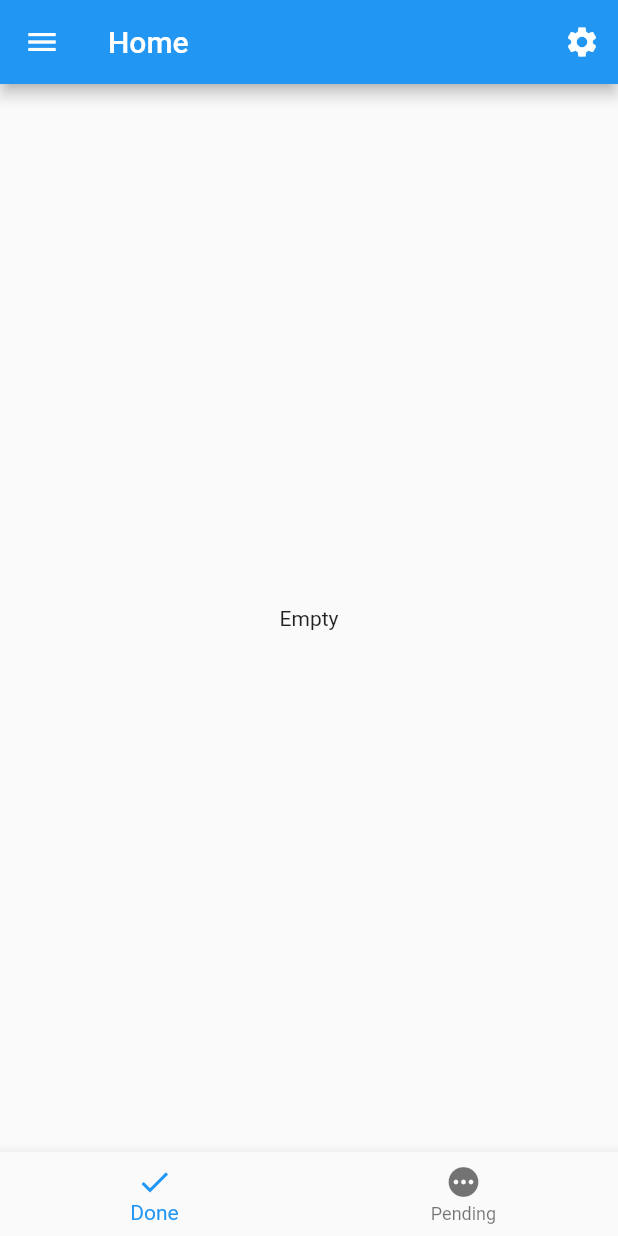
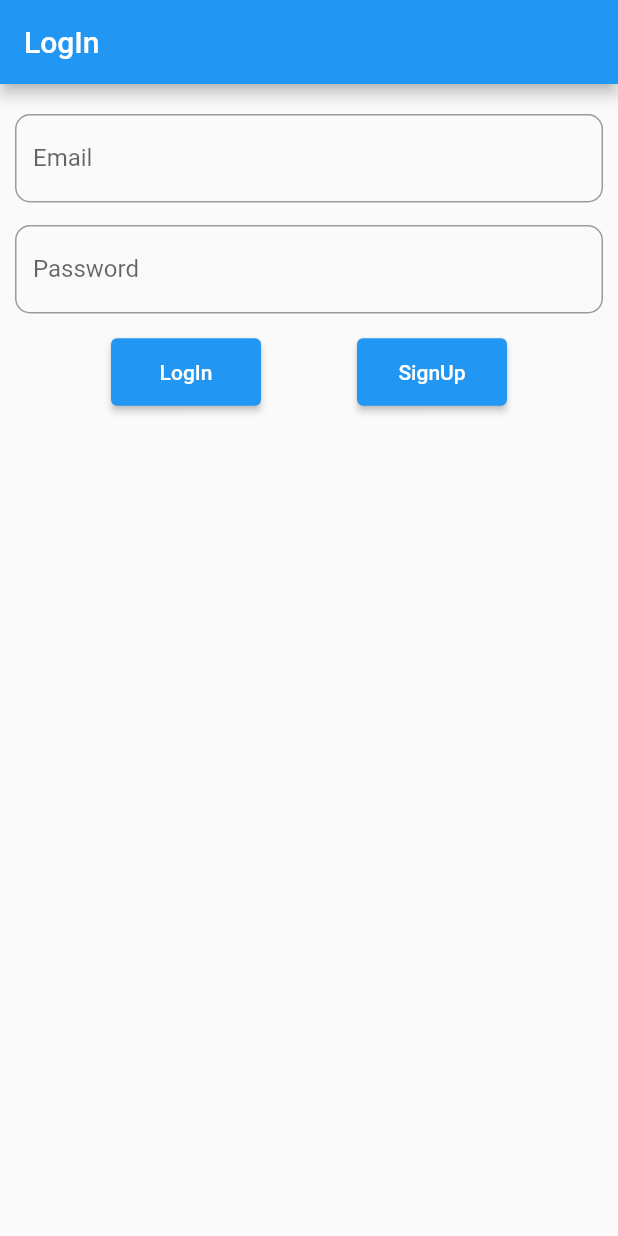
Before and after one commit to saminsohag/gst_todo, a Flutter app: the screen it shows after launch, on a phone screen of 412 x 824 dp. Run offline on Flutter 3.47's test engine with Material 2 defaults, Android fonts, the phone set to English and light mode, and no system bars; our stand-ins replace firebase_auth, firebase_core, shared_preferences; accounts and stored records are empty; generated files the repository leaves out were written again.

Commit message:
loging feature added

```diff
--- a/lib/src/app.dart
+++ b/lib/src/app.dart
@@ -1,6 +1,8 @@
+import 'package:firebase_auth/firebase_auth.dart';
 import 'package:flutter/material.dart';
 import 'package:flutter_gen/gen_l10n/app_localizations.dart';
 import 'package:flutter_localizations/flutter_localizations.dart';
+import 'package:gst_todo/src/features/authentication/pages/ligin.dart';
 import 'package:gst_todo/src/features/home/pages/home.dart';
 import 'package:provider/provider.dart';
 import 'sample_feature/sample_item_details_view.dart';
@@ -30,7 +32,13 @@ class MyApp extends StatelessWidget {
           ],
           onGenerateTitle: (BuildContext context) =>
               AppLocalizations.of(context)!.appTitle,
-          theme: ThemeData(),
+          theme: ThemeData(
+            inputDecorationTheme: InputDecorationTheme(
+              border: OutlineInputBorder(
+                borderRadius: BorderRadius.circular(10),
+              ),
+            ),
+          ),
           darkTheme: ThemeData.dark(),
           themeMode: Provider.of<SettingsController>(context).themeMode,
           onGenerateRoute: (RouteSettings routeSettings) {
@@ -49,6 +57,13 @@ class MyApp extends StatelessWidget {
               },
             );
           },
+          home: Builder(builder: (context) {
+            if (FirebaseAuth.instance.currentUser != null) {
+              return const HomePage();
+            } else {
+              return const LoginPage();
+            }
+          }),
         );
       },
     );
--- /dev/null
+++ b/lib/src/features/authentication/controllers/auth_controller.dart
@@ -0,0 +1,19 @@
+import 'package:flutter/material.dart';
+
+class AuthController with ChangeNotifier {
+  bool _isLoading = false;
+  String? _error;
+  bool get isLoading => _isLoading;
+  set setIsLoading(bool value) {
+    if (value == _isLoading) return;
+    _isLoading = value;
+    notifyListeners();
+  }
+
+  String? get error => _error;
+  set setError(String? value) {
+    if (value == _error) return;
+    _error = value;
+    notifyListeners();
+  }
+}
--- /dev/null
+++ b/lib/src/features/authentication/pages/ligin.dart
@@ -0,0 +1,161 @@
+import 'package:firebase_auth/firebase_auth.dart';
+import 'package:flutter/cupertino.dart';
+import 'package:flutter/material.dart';
+import 'package:flutter/services.dart';
+import 'package:gst_todo/src/features/authentication/controllers/auth_controller.dart';
+import 'package:gst_todo/src/features/home/pages/home.dart';
+
+class LoginPage extends StatefulWidget {
+  const LoginPage({Key? key}) : super(key: key);
+
+  static const String routeName = "/login";
+
+  @override
+  _LoginPageState createState() => _LoginPageState();
+}
+
+class _LoginPageState extends State<LoginPage> {
+  final TextEditingController _email = TextEditingController();
+  final TextEditingController _password = TextEditingController();
+  final AuthController _authController = AuthController();
+  @override
+  void dispose() {
+    super.dispose();
+    _email.dispose();
+    _password.dispose();
+    _authController.dispose();
+  }
+
+  @override
+  Widget build(BuildContext context) {
+    return Scaffold(
+      appBar: AppBar(
+        title: const Text("LogIn"),
+      ),
+      body: ListView(
+        padding: const EdgeInsets.all(10),
+        children: [
+          const SizedBox(
+            height: 10,
+          ),
+          AutofillGroup(
+            child: Column(
+              children: [
+                TextField(
+                  controller: _email,
+                  decoration: const InputDecoration(
+                    label: Text("Email"),
+                  ),
+                  autofillHints: const [AutofillHints.email],
+                ),
+                const SizedBox(
+                  height: 15,
+                ),
+                TextField(
+                  controller: _password,
+                  decoration: const InputDecoration(
+                    label: Text("Password"),
+                  ),
+                  obscureText: true,
+                  autofillHints: const [AutofillHints.password],
+                ),
+                const SizedBox(
+                  height: 15,
+                ),
+                AnimatedBuilder(
+                  animation: _authController,
+                  builder: (context, child) {
+                    if (_authController.error != null) {
+                      return Text(
+                        _authController.error!,
+                        style: const TextStyle(color: Colors.red),
+                      );
+                    } else {
+                      return const SizedBox();
+                    }
+                  },
+                ),
+                AnimatedBuilder(
+                    animation: _authController,
+                    builder: (context, snapshot) {
+                      return Row(
+                        mainAxisAlignment: MainAxisAlignment.spaceEvenly,
+                        children: [
+                          ElevatedButton(
+                            onPressed: () async {
+                              if (!_authController.isLoading) {
+                                _authController.setIsLoading = true;
+                                _authController.setError = null;
+
+                                if (FirebaseAuth.instance.currentUser == null) {
+                                  try {
+                                    await FirebaseAuth.instance
+                                        .signInWithEmailAndPassword(
+                                            email: _email.text,
+                                            password: _password.text);
+                                    if (FirebaseAuth.instance.currentUser !=
+                                        null) {
+                                      TextInput.finishAutofillContext();
+                                      Navigator.of(context)
+                                          .pushNamedAndRemoveUntil(
+                                              HomePage.routeName,
+                                              (route) => false);
+                                    }
+                                  } on FirebaseAuthException catch (e) {
+                                    _authController.setError = e.message;
+                                  }
+                                }
+                                _authController.setIsLoading = false;
+                              }
+                            },
+                            style: ElevatedButton.styleFrom(
+                              minimumSize: const Size(100, 45),
+                            ),
+                            child: (_authController.isLoading)
+                                ? const CupertinoActivityIndicator()
+                                : const Text("LogIn"),
+                          ),
+                          ElevatedButton(
+                            onPressed: () async {
+                              if (!_authController.isLoading) {
+                                _authController.setIsLoading = true;
+                                _authController.setError = null;
+                                if (FirebaseAuth.instance.currentUser == null) {
+                                  try {
+                                    await FirebaseAuth.instance
+                                        .createUserWithEmailAndPassword(
+                                            email: _email.text,
+                                            password: _password.text);
+                                    if (FirebaseAuth.instance.currentUser !=
+                                        null) {
+                                      TextInput.finishAutofillContext();
+                                      Navigator.of(context)
+                                          .pushNamedAndRemoveUntil(
+                                              HomePage.routeName,
+                                              (route) => false);
+                                    }
+                                  } on FirebaseAuthException catch (e) {
+                                    _authController.setError = e.message;
+                                  }
+                                }
+                                _authController.setIsLoading = false;
+                              }
+                            },
+                            style: ElevatedButton.styleFrom(
+                              minimumSize: const Size(100, 45),
+                            ),
+                            child: (_authController.isLoading)
+                                ? const CupertinoActivityIndicator()
+                                : const Text("SignUp"),
+                          ),
+                        ],
+                      );
+                    })
+              ],
+            ),
+          ),
+        ],
+      ),
+    );
+  }
+}
--- a/lib/src/features/home/controllers/bottom_index.dart
+++ b/lib/src/features/home/controllers/bottom_index.dart
@@ -5,6 +5,7 @@ class BottomIndexController with ChangeNotifier {
   final int _maxIndex = 1;
   int get index => _index;
   set setIndex(int value) {
+    if (value == _index) return;
     if (value < 0 || value > _maxIndex) return;
     _index = value;
     notifyListeners();
```
Also changed, not shown: lib/src/settings/settings_view.dart (+22 -2 lines).
